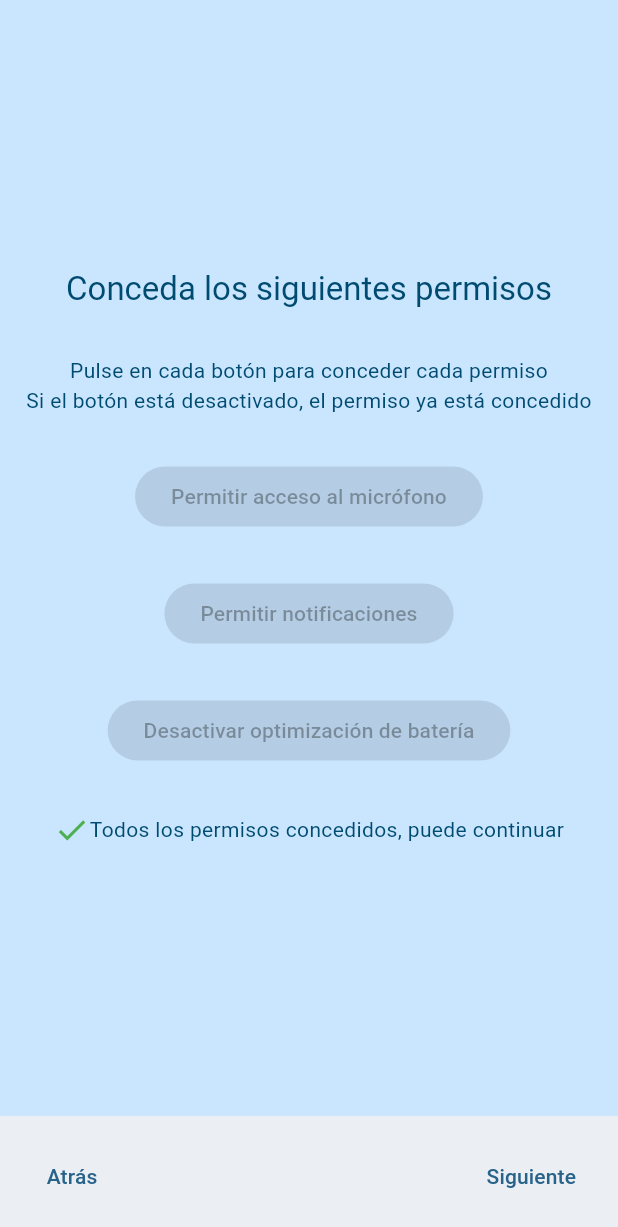
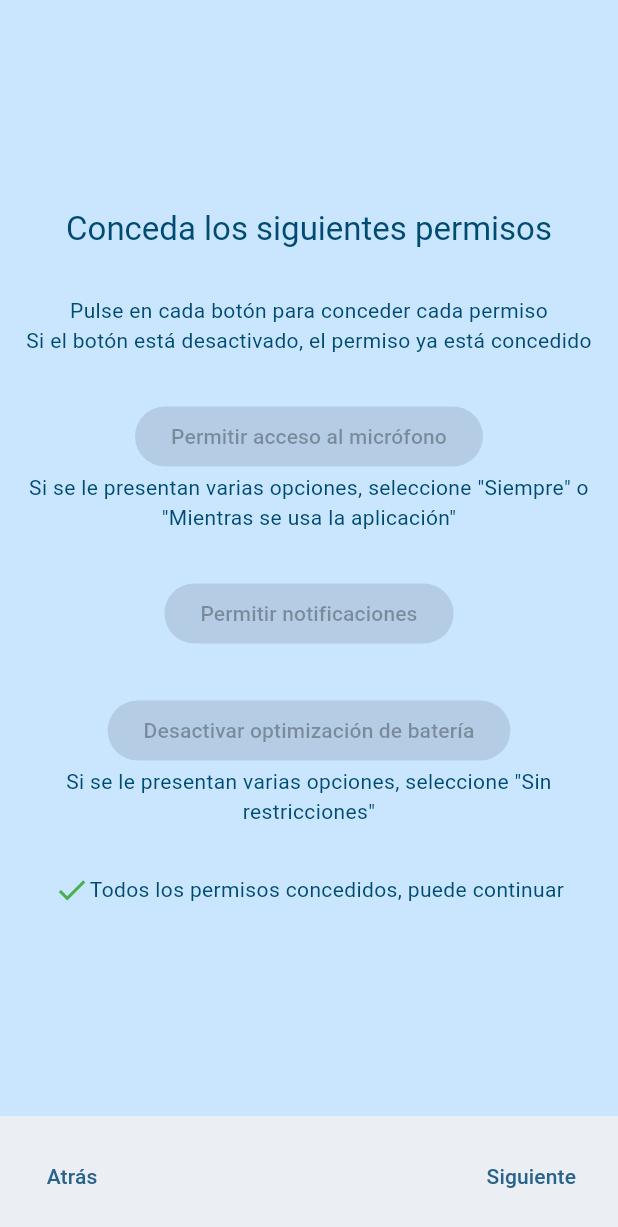
Before and after one commit to ottoknowsnt/apneadiag, a Flutter app: the screen it shows after launch, swiped to page 2, on a phone screen of 412 x 824 dp. Shown: the top 1227 px of the screen. Run offline on Flutter 3.47's test engine with Material 2 defaults, Android fonts, the light colour scheme and no system bars; our stand-ins replace battery_plus, flutter_local_notifications, permission_handler, shared_preferences, timezone; missing offline and left inert: flutter_sound.

Commit message:
Clarify granting some permissions Closes #65

```diff
--- a/lib/screens/permissions_page.dart
+++ b/lib/screens/permissions_page.dart
@@ -49,6 +49,11 @@ class PermissionsPage extends StatelessWidget {
                 softWrap: true,
               ),
             ),
+            Text(
+                'Si se le presentan varias opciones, seleccione "Siempre" o "Mientras se usa la aplicación"',
+                textAlign: TextAlign.center,
+                softWrap: true,
+                style: styleSubtitle),
             const SizedBox(height: 30),
             ElevatedButton(
               onPressed: notificationPermissionGranted
@@ -70,6 +75,11 @@ class PermissionsPage extends StatelessWidget {
               child: const Text('Desactivar optimización de batería',
                   textAlign: TextAlign.center, softWrap: true),
             ),
+            Text(
+                'Si se le presentan varias opciones, seleccione "Sin restricciones"',
+                textAlign: TextAlign.center,
+                softWrap: true,
+                style: styleSubtitle),
             const SizedBox(height: 30),
             Row(
               mainAxisAlignment: MainAxisAlignment.center,
```
